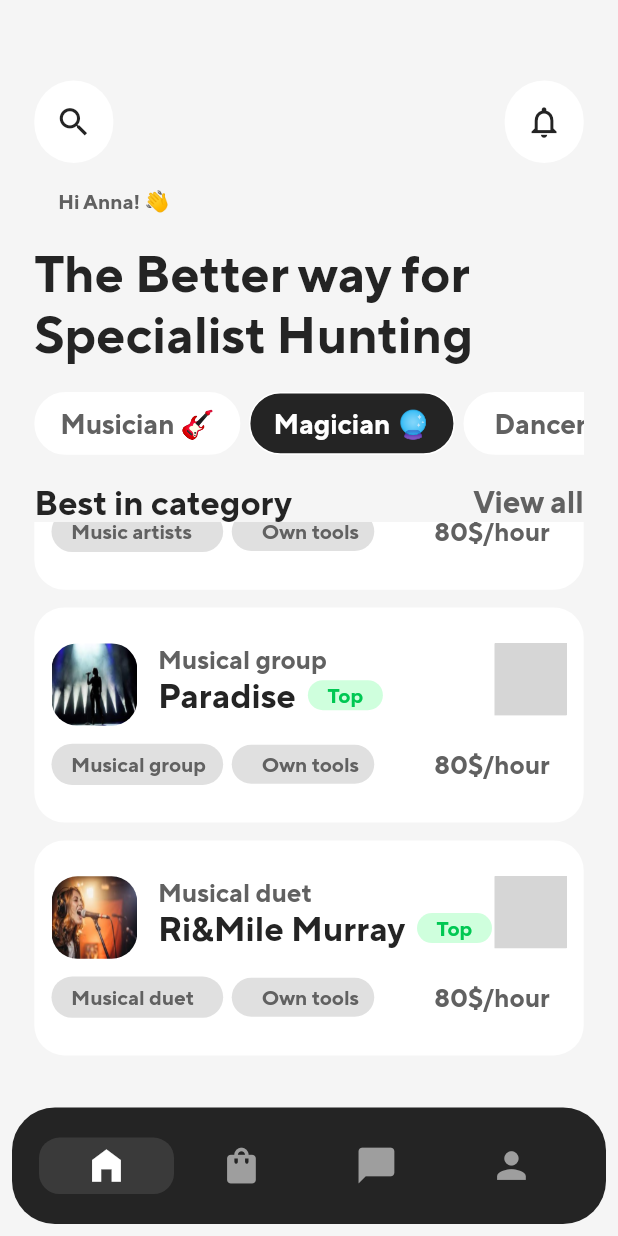
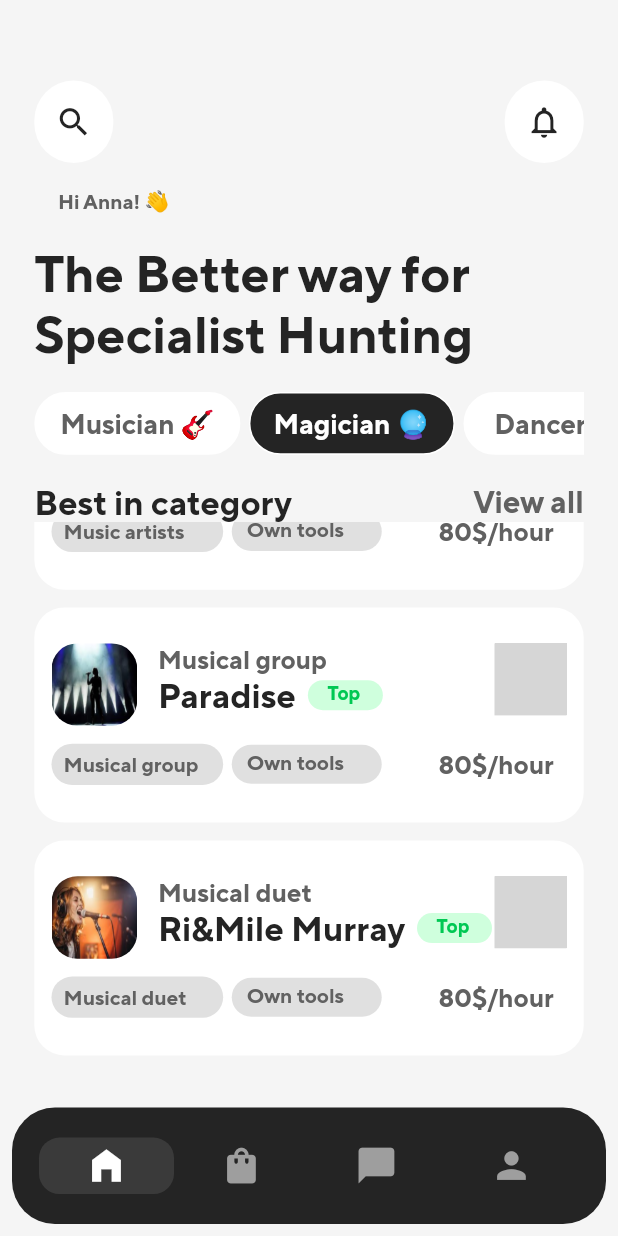
Before and after one commit to dudecoderr/Artist_Recruitment_App_Using_Animation_in_flutter, a Flutter app: the screen it shows after launch, scrolled down 576 dp, on a phone screen of 412 x 824 dp. Run offline on Flutter 3.47's test engine with Material 2 defaults, Android fonts, the light colour scheme and no system bars; drawn by our look-alikes of floating_bottom_navigation_bar; our stand-ins replace flutter_screenutil, flutter_staggered_animations, get, lottie, swipe_cards, video_player; missing offline and left inert: favorite_button; grey boxes are pictures that could not be loaded.

Commit message:
initial commit

```diff
--- a/lib/common/common_container.dart
+++ b/lib/common/common_container.dart
@@ -123,11 +123,11 @@ class MusicList extends StatelessWidget {
                         Container(
                           height: 20,
                           width: 50,
-                          padding: const EdgeInsets.only(top: 2, left: 13, right: 10, bottom: 2),
+                          padding: const EdgeInsets.only(top: 1, left: 13, right: 10, bottom: 2),
                           decoration: BoxDecoration(color: kGreenColor, borderRadius: BorderRadius.circular(20)),
                           child: Text(
                             top,
-                            style: TextStyle(fontSize: 12.sp, fontFamily: "TT-Norms-Fonts", fontWeight: FontWeight.w700, color: kDarkGreenColor),
+                            style: TextStyle(fontSize: 11.sp, fontFamily: "TT-Norms-Fonts", fontWeight: FontWeight.w700, color: kDarkGreenColor),
                           ),
                         )
                       ],
@@ -154,7 +154,7 @@ class MusicList extends StatelessWidget {
                 Container(
                   height: 23.h,
                   width: 100.w,
-                  padding:  EdgeInsets.only(top: 5.h, left: 13, right: 10, bottom: 2),
+                  padding:  EdgeInsets.only(top: 5.h, left: 8, right:5, bottom: 2),
                   decoration: BoxDecoration(color:Colors.grey.shade300,borderRadius: BorderRadius.circular(20)),
                   child: Text(
                     desc!,
@@ -163,15 +163,15 @@ class MusicList extends StatelessWidget {
                 ),
                 SizedBox(width: 5.w,),Container(
                   height: 26,
-                  width: 95,
-                  padding: const EdgeInsets.only(top: 5, left: 20 , right: 10, bottom: 2),
+                  width: 100,
+                  padding: const EdgeInsets.only(top: 4, left: 10 , right: 10, bottom: 2),
                   decoration: BoxDecoration(color: Colors.grey.shade300, borderRadius: BorderRadius.circular(20)),
                   child: Text(
                     ownTools,
                     style: TextStyle(fontSize: 12.sp, fontFamily: "TT-Norms-Fonts", fontWeight: FontWeight.w700, color: kGreyColor),
                   ),
                 ),
-                SizedBox(width: 35.w),
+                SizedBox(width: 33.w),
                 Text(
                   hours,
                   style: TextStyle(fontSize: 15.sp, fontFamily: "TT-Norms-Fonts", fontWeight: FontWeight.w700, color: kGreyColor),
--- a/lib/screen/bottom_nav/bottom_nav_screen.dart
+++ b/lib/screen/bottom_nav/bottom_nav_screen.dart
@@ -4,8 +4,9 @@ import 'package:flutter_screenutil/flutter_screenutil.dart';
 import 'package:recruitment_flutter_ui/constant/color_constant.dart';
 import '../discover_specialist.dart';
 import '../home_screen.dart';
+
 class BottomNavigationScreen extends StatefulWidget {
-  const BottomNavigationScreen({Key? key}) : super(key: key);
+  const BottomNavigationScreen({ Key? key}) : super(key: key);
 
   @override
   State<BottomNavigationScreen> createState() => _BottomNavigationScreenState();
@@ -13,19 +14,13 @@ class BottomNavigationScreen extends StatefulWidget {
 
 class _BottomNavigationScreenState extends State<BottomNavigationScreen> {
   int current_index = 0;
-  final List<Widget> pages = [
-    const HomePage(),
-    const DiscoverPage(),
-  ];
+
 
   @override
-  Widget build(BuildContext context) {
+  Widget build( BuildContext context) {
     return Scaffold(
       extendBody: true,
-      body: IndexedStack(
-        index: current_index,
-        children: pages,
-      ),
+
       bottomNavigationBar: FloatingNavbar(
         backgroundColor: kBlackColor,
         padding: EdgeInsets.symmetric(horizontal: 10, vertical: 20),
@@ -61,6 +56,16 @@ class _BottomNavigationScreenState extends State<BottomNavigationScreen> {
           ),
         ],
       ),
+      body: Navigator(
+        onGenerateRoute: (settings) {
+          Widget page = HomePage();
+          if (settings.name == 'page2') page = DiscoverPage();
+          return MaterialPageRoute(builder: (_) => page);
+        },
+      ),
+
     );
+
+
   }
 }
```
Also changed, not shown: lib/constant/img_list_constant.dart (+7 -10 lines), lib/screen/discover_specialist.dart (+37 -35 lines), 1 other file.
